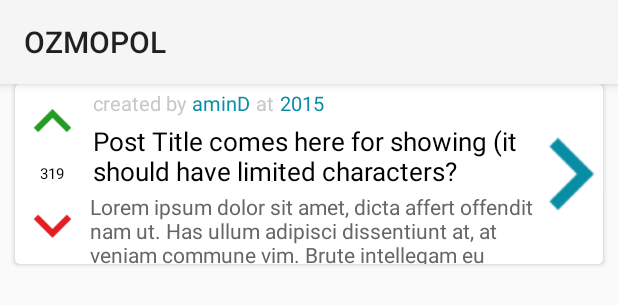
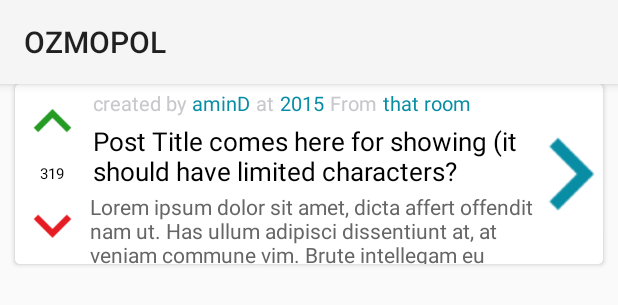
Before and after one commit to OZMOPOL/OZMO-ANDROID, an Android app: the layout post_item.xml on its own in the app's theme, with its tools: preview values and no code run, on a phone screen of 412 x 824 dp. Shown: the top 305 px of the screen. Run offline under Robolectric (Android 15) with nearby library versions, the light colour scheme and no system bars.

Commit message:
PostContent added.

```diff
--- a/app/src/main/java/com/ozu/ozmo/ozmopol/PostsAdapter.java
+++ b/app/src/main/java/com/ozu/ozmo/ozmopol/PostsAdapter.java
@@ -40,7 +40,7 @@ public class PostsAdapter extends BaseAdapter {
     int votes; //the vote count to be received from the server
 
     static class PostCardViewHolder {
-        TextView voteCount, postTitle, postContent,postUserName,postCDate;
+        TextView voteCount, postTitle, postContent,postUserName,postCDate,room;
         ImageButton voteUpButton, voteDownButton, goToPostButton;
         LinearLayout votesLayer;
 
@@ -88,6 +88,7 @@ public class PostsAdapter extends BaseAdapter {
             vh.votesLayer=(LinearLayout)convertView.findViewById(R.id.votes_layout);
             vh.voteDownButton=(ImageButton)convertView.findViewById(R.id.tv_vote_down);
             vh.voteUpButton=(ImageButton)convertView.findViewById(R.id.tv_vote_up);
+            vh.room=(TextView)convertView.findViewById(R.id.tv_room);
 
 
 
@@ -97,6 +98,7 @@ public class PostsAdapter extends BaseAdapter {
             vh.voteCount.setText(post.voteCount);
             vh.postUserName.setText(post.fkPostUserId.userName);
             vh.postCDate.setText(post.postCDate);
+            vh.room.setText(post.fkPostRoomId.pkRoomId);
 
             final Vote vote = post.vote;
             if(vote!=null){
--- a/app/src/main/res/layout/post_item.xml
+++ b/app/src/main/res/layout/post_item.xml
@@ -107,6 +107,21 @@
                         android:textColor="@color/line_color"
                         android:textSize="13dp"
                         android:text="2015"/>
+                    <TextView
+                        android:layout_width="wrap_content"
+                        android:layout_height="wrap_content"
+                        android:padding="2dp"
+                        android:textColor="@color/text_gray_color"
+                        android:textSize="13dp"
+                        android:text="From"/>
+                    <TextView
+                        android:id="@+id/tv_room"
+                        android:layout_width="wrap_content"
+                        android:layout_height="wrap_content"
+                        android:padding="2dp"
+                        android:textColor="@color/line_color"
+                        android:textSize="13dp"
+                        android:text="that room"/>
 
                     </LinearLayout>
 
```
Also changed, not shown: app/src/main/java/com/ozu/ozmo/ozmopol/FragmentPostContent.java (added, +205 -0 lines), app/src/main/res/layout/fragment_post_content.xml (added, +1 -0 lines).
